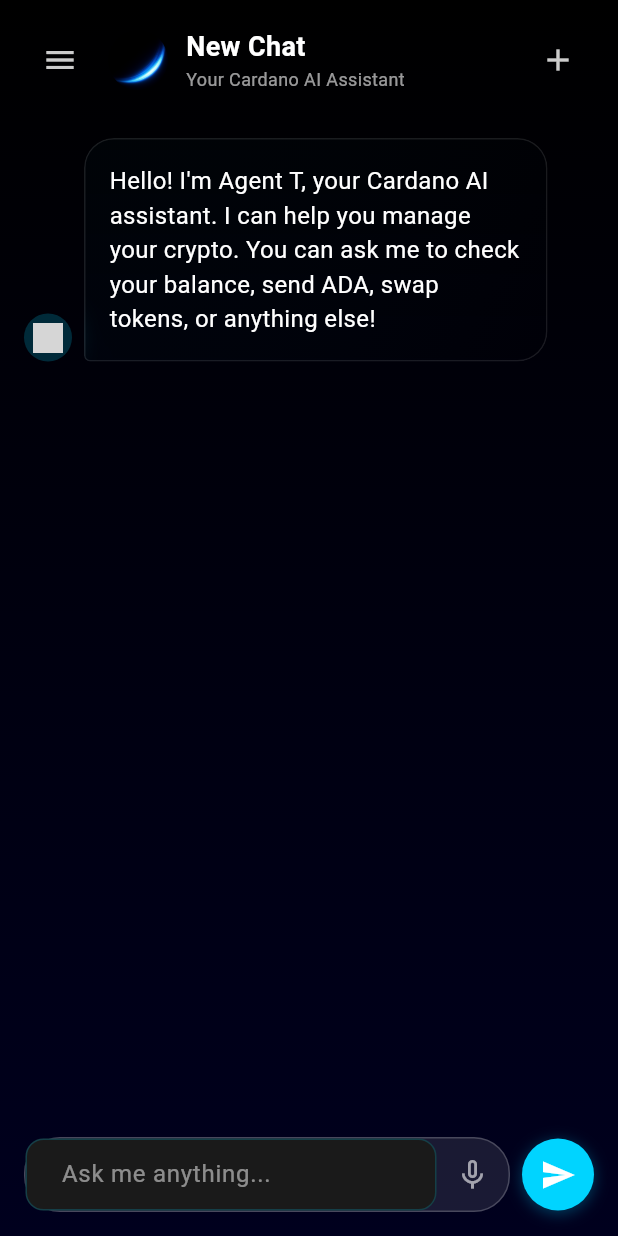
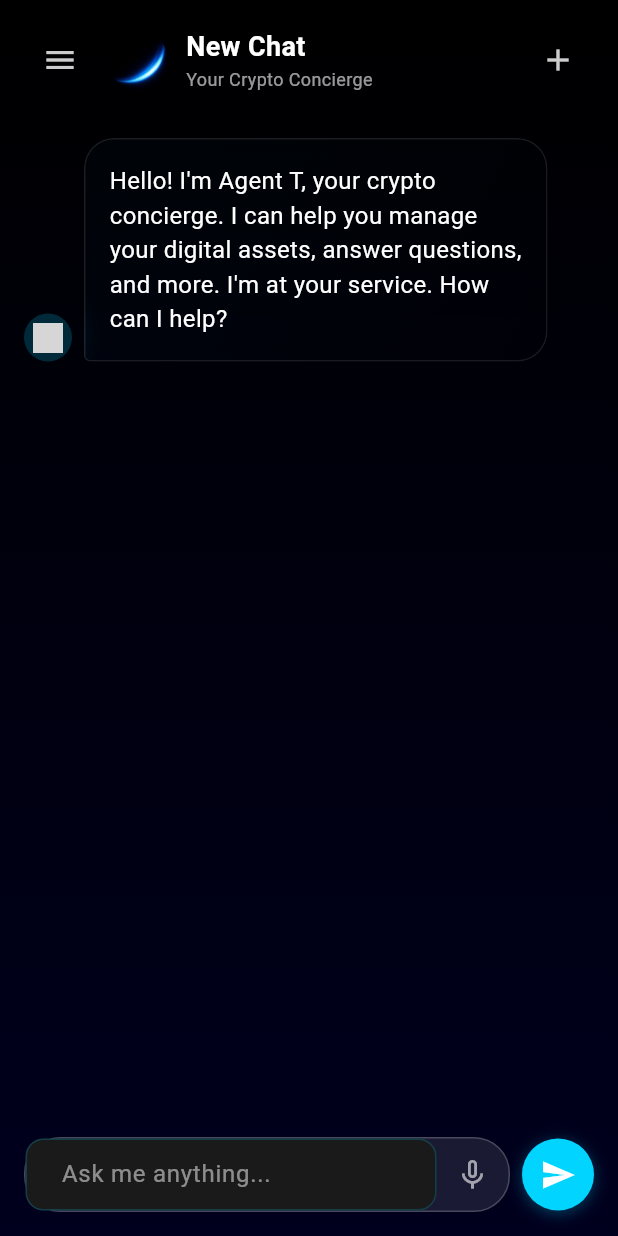
Before and after one commit to Flux-Point-Studios/yuti, a Flutter app: the ChatScreen screen opened by its route, on a phone screen of 412 x 824 dp. Run offline on Flutter 3.47's test engine with Material 3 defaults, Android fonts, the phone set to English and light mode, and no system bars; drawn by our look-alikes of flutter_markdown; our stand-ins replace flutter_secure_storage, hex, permission_handler, qr_flutter, speech_to_text, supabase_flutter; missing offline and left inert: bip39_plus, dart:html, flutter_web_auth, mobile_scanner; accounts and stored records are empty; network calls fail; grey boxes are pictures that could not be loaded.

Commit message:
🚀 Update welcome message and title in chat screen
- Changed the welcome message to reflect a more engaging tone and broader assistance capabilities.
- Updated the title from 'Your Cardano AI Assistant' to 'Your Crypto Concierge' for improved clarity and branding.

```diff
--- a/lib/screens/chat_screen.dart
+++ b/lib/screens/chat_screen.dart
@@ -103,8 +103,8 @@ class _ChatScreenState extends State<ChatScreen> {
   void _addWelcomeMessage() {
     final welcomeMessage = ChatMessage.text(
       text:
-          "Hello! I'm Agent T, your Cardano AI assistant. I can help you manage your crypto. "
-          "You can ask me to check your balance, send ADA, swap tokens, or anything else!",
+          "Hello! I'm Agent T, your crypto concierge. I can help you manage your digital assets, answer questions, and more. "
+          "I'm at your service. How can I help?",
       isUser: false,
     );
 
@@ -208,7 +208,7 @@ class _ChatScreenState extends State<ChatScreen> {
                   overflow: TextOverflow.ellipsis,
                 ),
                 Text(
-                  'Your Cardano AI Assistant',
+                  'Your Crypto Concierge',
                   style: TextStyle(
                     color: Colors.white.withOpacity(0.6),
                     fontSize: 12,
```
